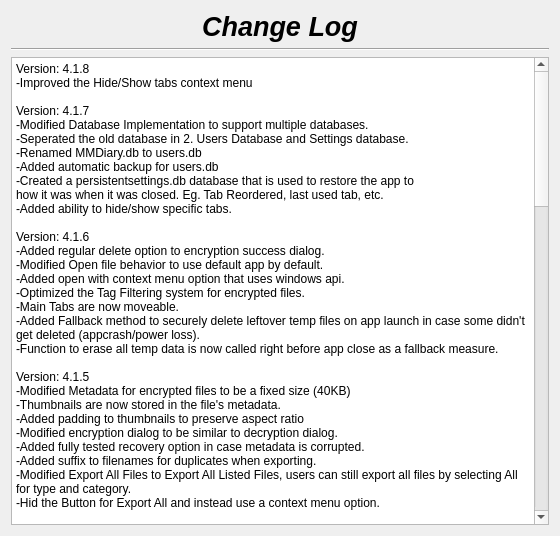
This is changelog.ui in therealMaPMaKeR/MMDiary as Qt 5 draws it before an edit. The edited form follows.
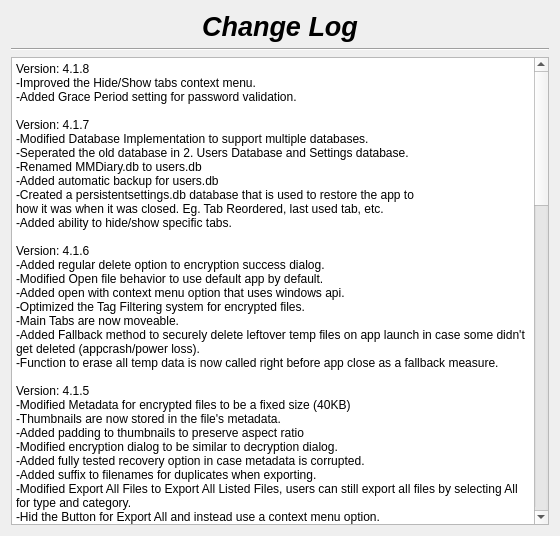
This is the edited form.

Commit message:
Added multiple new settings
-added settings for encrypted data tab but no implementation yet outside of basic database operations.
-added grace period setting for password validation, complete with database and functionnality implementation

What changed in the file:
```diff
--- a/changelog.ui
+++ b/changelog.ui
@@ -55,7 +55,8 @@
 li.unchecked::marker { content: &quot;\2610&quot;; }
 li.checked::marker { content: &quot;\2612&quot;; }
 &lt;/style&gt;&lt;/head&gt;&lt;body style=&quot; font-family:'Segoe UI'; font-size:9pt; font-weight:400; font-style:normal;&quot;&gt;
-&lt;p style=&quot; margin-top:0px; margin-bottom:0px; margin-left:0px; margin-right:0px; -qt-block-indent:0; text-indent:0px;&quot;&gt;Version: 4.1.8&lt;br /&gt;-Improved the Hide/Show tabs context menu&lt;/p&gt;
+&lt;p style=&quot; margin-top:0px; margin-bottom:0px; margin-left:0px; margin-right:0px; -qt-block-indent:0; text-indent:0px;&quot;&gt;Version: 4.1.8&lt;br /&gt;-Improved the Hide/Show tabs context menu.&lt;/p&gt;
+&lt;p style=&quot; margin-top:0px; margin-bottom:0px; margin-left:0px; margin-right:0px; -qt-block-indent:0; text-indent:0px;&quot;&gt;-Added Grace Period setting for password validation.&lt;/p&gt;
 &lt;p style=&quot;-qt-paragraph-type:empty; margin-top:0px; margin-bottom:0px; margin-left:0px; margin-right:0px; -qt-block-indent:0; text-indent:0px;&quot;&gt;&lt;br /&gt;&lt;/p&gt;
 &lt;p style=&quot; margin-top:0px; margin-bottom:0px; margin-left:0px; margin-right:0px; -qt-block-indent:0; text-indent:0px;&quot;&gt;Version: 4.1.7&lt;br /&gt;-Modified Database Implementation to support multiple databases.&lt;br /&gt;-Seperated the old database in 2. Users Database and Settings database.&lt;br /&gt;-Renamed MMDiary.db to users.db&lt;br /&gt;-Added automatic backup for users.db&lt;/p&gt;
 &lt;p style=&quot; margin-top:0px; margin-bottom:0px; margin-left:0px; margin-right:0px; -qt-block-indent:0; text-indent:0px;&quot;&gt;-Created a persistentsettings.db database that is used to restore the app to &lt;/p&gt;
```
The commit also changes 15 other files.
